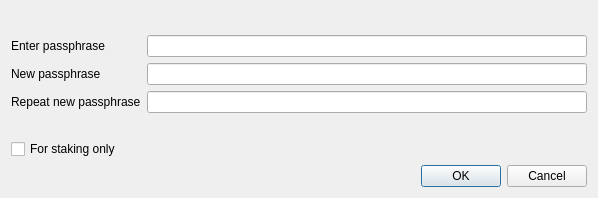
This is src/qt/forms/askpassphrasedialog.ui in sherlockcoin/navajocoin as Qt 5 draws it before an edit. The edited form follows.
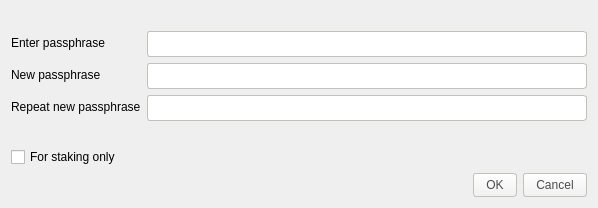
This is the edited form.

What changed in the file:
```diff
--- a/src/qt/forms/askpassphrasedialog.ui
+++ b/src/qt/forms/askpassphrasedialog.ui
@@ -50,6 +50,13 @@
      </item>
      <item row="0" column="1">
       <widget class="QLineEdit" name="passEdit1">
+       <property name="styleSheet">
+        <string notr="true">background-color: rgb(255,255,255);
+border-radius:3px;
+border: 1px solid #C4C1BD;
+color: #4C4C4C;
+padding: 4px;</string>
+       </property>
        <property name="echoMode">
         <enum>QLineEdit::Password</enum>
        </property>
@@ -64,6 +71,13 @@
      </item>
      <item row="1" column="1">
       <widget class="QLineEdit" name="passEdit2">
+       <property name="styleSheet">
+        <string notr="true">background-color: rgb(255,255,255);
+border-radius:3px;
+border: 1px solid #C4C1BD;
+color: #4C4C4C;
+padding: 4px;</string>
+       </property>
        <property name="echoMode">
         <enum>QLineEdit::Password</enum>
        </property>
@@ -78,6 +92,13 @@
      </item>
      <item row="2" column="1">
       <widget class="QLineEdit" name="passEdit3">
+       <property name="styleSheet">
+        <string notr="true">background-color: rgb(255,255,255);
+border-radius:3px;
+border: 1px solid #C4C1BD;
+color: #4C4C4C;
+padding: 4px;</string>
+       </property>
        <property name="echoMode">
         <enum>QLineEdit::Password</enum>
        </property>
@@ -119,6 +140,13 @@
    </item>
    <item>
     <widget class="QDialogButtonBox" name="buttonBox">
+     <property name="styleSheet">
+      <string notr="true">background-color: qlineargradient(spread:pad, x1:0, y1:1, x2:0, y2:0, stop:0 rgb(240,240,240), stop:1 rgb(255, 255, 255));
+border-radius:3px;
+border: 1px solid #C4C1BD;
+color: #4C4C4C;
+padding: 4px 12px;</string>
+     </property>
      <property name="orientation">
       <enum>Qt::Horizontal</enum>
      </property>
```
Left out of the diff: 6 changed lines with no effect on the pictures.
